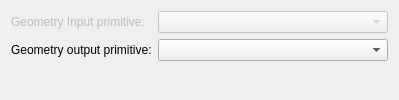
Old version of the form forms/PrimitivesDialog.ui in the repository ethiago/shader-labs.
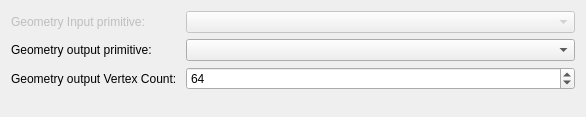
New version of the form.

Patch:
```diff
--- a/forms/PrimitivesDialog.ui
+++ b/forms/PrimitivesDialog.ui
@@ -6,8 +6,8 @@
    <rect>
     <x>0</x>
     <y>0</y>
-    <width>399</width>
-    <height>100</height>
+    <width>586</width>
+    <height>117</height>
    </rect>
   </property>
   <property name="windowTitle">
@@ -44,6 +44,20 @@
    <item row="2" column="1">
     <widget class="QComboBox" name="comboBoxOutput"/>
    </item>
+   <item row="3" column="0">
+    <widget class="QLabel" name="label_3">
+     <property name="text">
+      <string>Geometry output Vertex Count: </string>
+     </property>
+    </widget>
+   </item>
+   <item row="3" column="1">
+    <widget class="QSpinBox" name="vertexCount">
+     <property name="value">
+      <number>64</number>
+     </property>
+    </widget>
+   </item>
   </layout>
  </widget>
  <resources/>
```
